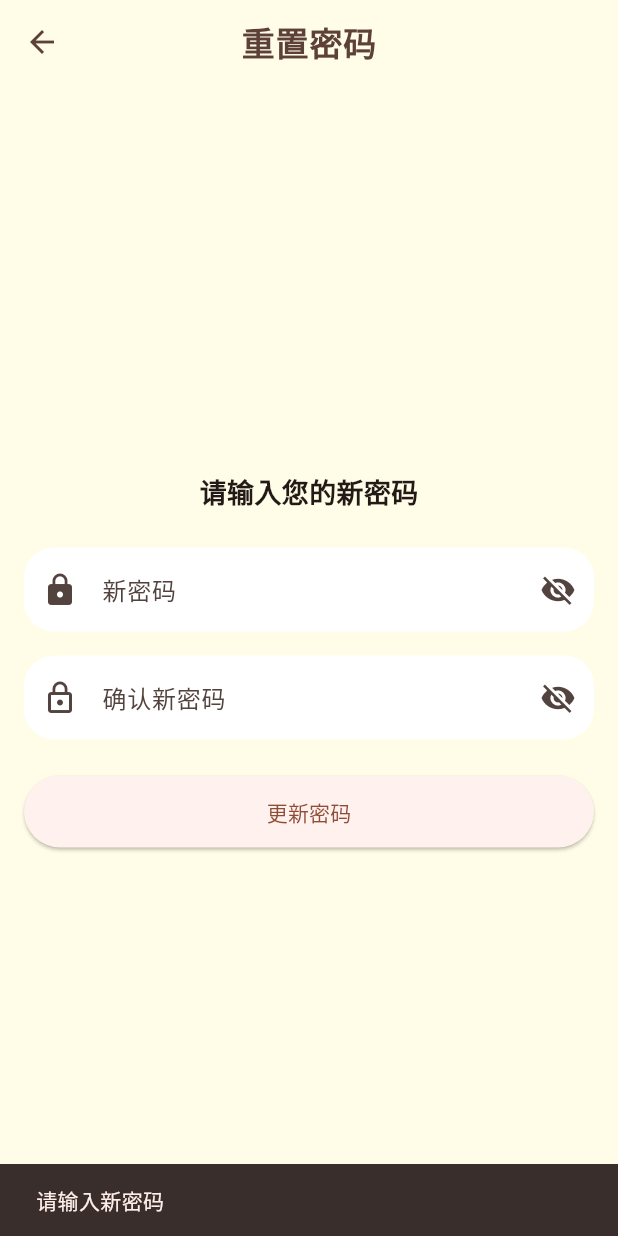
After one commit to Juny09/pet_care, a Flutter app: the PasswordResetPage screen opened directly, after a tap on "更新密码", on a phone screen of 412 x 824 dp. The commit adds this screen. Run offline on Flutter 3.47's test engine with Material 3 defaults, Android fonts, the phone set to English and light mode, and no system bars; our stand-ins replace flutter_local_notifications, image_picker, shared_preferences, supabase_flutter, timezone; accounts and stored records are empty.

Commit message:
feat: implement password reset flow with deep linking

```diff
--- a/lib/login_page.dart
+++ b/lib/login_page.dart
@@ -109,7 +109,10 @@ class _LoginPageState extends State<LoginPage> {
     if (email == null || email.isEmpty) return;
 
     try {
-      await Supabase.instance.client.auth.resetPasswordForEmail(email);
+      await Supabase.instance.client.auth.resetPasswordForEmail(
+        email,
+        redirectTo: 'io.supabase.petcare://login-callback/',
+      );
       if (mounted) {
         ScaffoldMessenger.of(
           context,
--- a/lib/main.dart
+++ b/lib/main.dart
@@ -8,6 +8,7 @@ import 'package:url_launcher/url_launcher.dart';
 import 'cloud_service.dart';
 import 'notification_service.dart';
 import 'login_page.dart';
+import 'password_reset_page.dart';
 
 import 'activity_log_page.dart';
 import 'growth_page.dart';
--- /dev/null
+++ b/lib/password_reset_page.dart
@@ -0,0 +1,157 @@
+import 'package:flutter/material.dart';
+import 'package:supabase_flutter/supabase_flutter.dart';
+import 'login_page.dart';
+
+class PasswordResetPage extends StatefulWidget {
+  const PasswordResetPage({super.key});
+
+  @override
+  State<PasswordResetPage> createState() => _PasswordResetPageState();
+}
+
+class _PasswordResetPageState extends State<PasswordResetPage> {
+  final _passwordController = TextEditingController();
+  final _confirmPasswordController = TextEditingController();
+  bool _isLoading = false;
+  bool _isPasswordVisible = false;
+  bool _isConfirmPasswordVisible = false;
+
+  Future<void> _updatePassword() async {
+    final password = _passwordController.text.trim();
+    final confirmPassword = _confirmPasswordController.text.trim();
+
+    if (password.isEmpty || confirmPassword.isEmpty) {
+      ScaffoldMessenger.of(context).showSnackBar(
+        const SnackBar(content: Text('请输入新密码')),
+      );
+      return;
+    }
+
+    if (password != confirmPassword) {
+      ScaffoldMessenger.of(context).showSnackBar(
+        const SnackBar(content: Text('两次输入的密码不一致')),
+      );
+      return;
+    }
+
+    if (password.length < 6) {
+      ScaffoldMessenger.of(context).showSnackBar(
+        const SnackBar(content: Text('密码长度至少为6位')),
+      );
+      return;
+    }
+
+    setState(() {
+      _isLoading = true;
+    });
+
+    try {
+      final UserResponse res = await Supabase.instance.client.auth.updateUser(
+        UserAttributes(password: password),
+      );
+
+      if (res.user != null) {
+        if (mounted) {
+          ScaffoldMessenger.of(context).showSnackBar(
+            const SnackBar(content: Text('密码重置成功，请重新登录')),
+          );
+          // Navigate back to login page and clear stack
+          Navigator.of(context).pushAndRemoveUntil(
+            MaterialPageRoute(builder: (context) => const LoginPage()),
+            (route) => false,
+          );
+        }
+      }
+    } on AuthException catch (e) {
+      if (mounted) {
+        ScaffoldMessenger.of(context).showSnackBar(
+          SnackBar(content: Text(e.message), backgroundColor: Colors.red),
+        );
+      }
+    } catch (e) {
+      if (mounted) {
+        ScaffoldMessenger.of(context).showSnackBar(
+          const SnackBar(content: Text('发生未知错误'), backgroundColor: Colors.red),
+        );
+      }
+    } finally {
+      if (mounted) {
+        setState(() {
+          _isLoading = false;
+        });
+      }
+    }
+  }
+
+  @override
+  Widget build(BuildContext context) {
+    return Scaffold(
+      appBar: AppBar(title: const Text('重置密码')),
+      body: Padding(
+        padding: const EdgeInsets.all(16.0),
+        child: Column(
+          mainAxisAlignment: MainAxisAlignment.center,
+          children: [
+            const Text(
+              '请输入您的新密码',
+              style: TextStyle(fontSize: 18, fontWeight: FontWeight.bold),
+            ),
+            const SizedBox(height: 24),
+            TextField(
+              controller: _passwordController,
+              decoration: InputDecoration(
+                labelText: '新密码',
+                border: const OutlineInputBorder(),
+                prefixIcon: const Icon(Icons.lock),
+                suffixIcon: IconButton(
+                  icon: Icon(
+                    _isPasswordVisible ? Icons.visibility : Icons.visibility_off,
+                  ),
+                  onPressed: () {
+                    setState(() {
+                      _isPasswordVisible = !_isPasswordVisible;
+                    });
+                  },
+                ),
+              ),
+              obscureText: !_isPasswordVisible,
+            ),
+            const SizedBox(height: 16),
+            TextField(
+              controller: _confirmPasswordController,
+              decoration: InputDecoration(
+                labelText: '确认新密码',
+                border: const OutlineInputBorder(),
+                prefixIcon: const Icon(Icons.lock_outline),
+                suffixIcon: IconButton(
+                  icon: Icon(
+                    _isConfirmPasswordVisible
+                        ? Icons.visibility
+                        : Icons.visibility_off,
+                  ),
+                  onPressed: () {
+                    setState(() {
+                      _isConfirmPasswordVisible = !_isConfirmPasswordVisible;
+                    });
+                  },
+                ),
+              ),
+              obscureText: !_isConfirmPasswordVisible,
+            ),
+            const SizedBox(height: 24),
+            SizedBox(
+              width: double.infinity,
+              height: 48,
+              child: ElevatedButton(
+                onPressed: _isLoading ? null : _updatePassword,
+                child: _isLoading
+                    ? const CircularProgressIndicator()
+                    : const Text('更新密码'),
+              ),
+            ),
+          ],
+        ),
+      ),
+    );
+  }
+}
```
Also changed, not shown: 2 other files.
